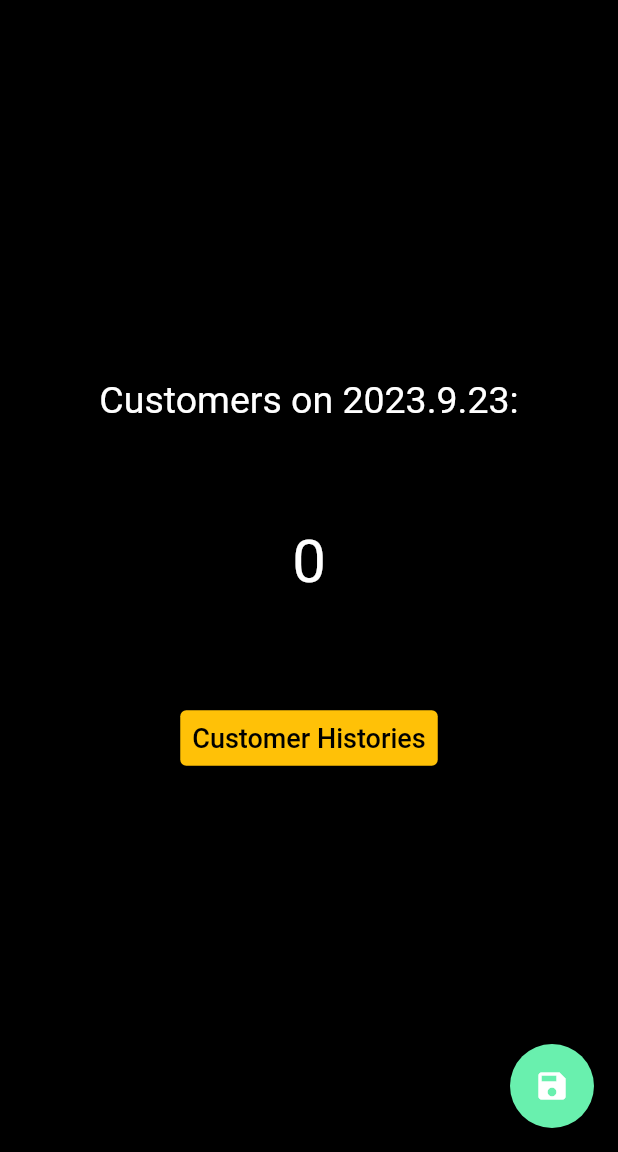
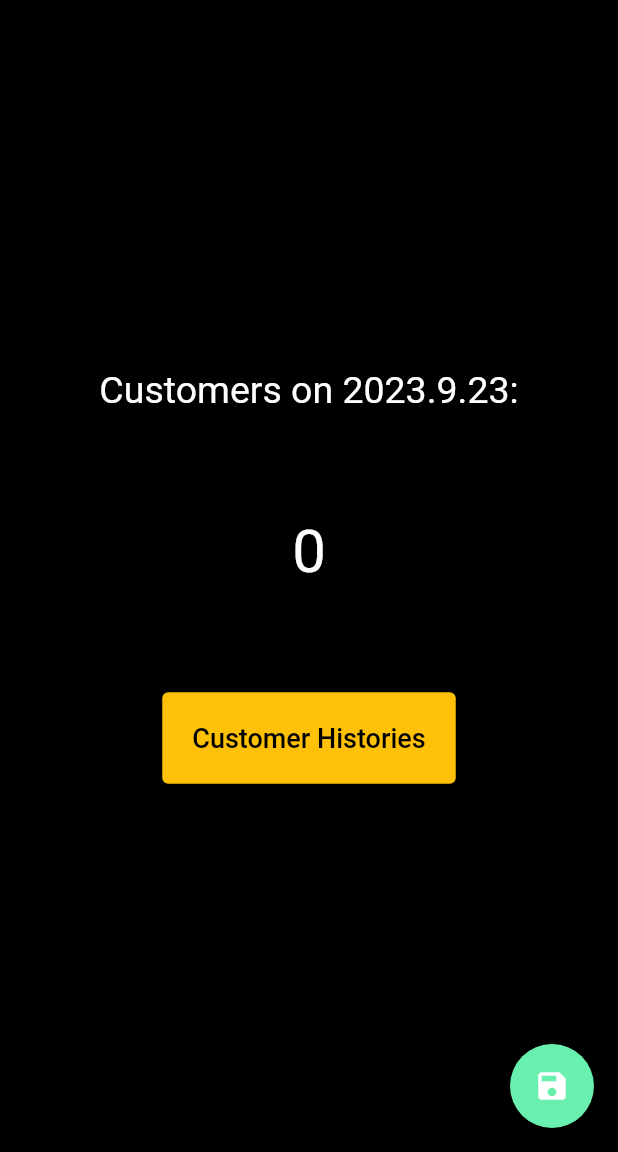
Before and after one commit to daniellee97/Customer_counter_flutter, a Flutter app: the screen it shows after launch, on a phone screen of 412 x 824 dp, the part 84-1236 px from its top. Run offline on Flutter 3.47's test engine with Material 2 defaults, Android fonts, the phone set to English and light mode, and no system bars; missing offline and left inert: dart:ffi.

Commit message:
updated counter screen layout

```diff
--- a/counter/lib/screens/counterScreen.dart
+++ b/counter/lib/screens/counterScreen.dart
@@ -71,9 +71,9 @@ class _CounterScreenState extends State<CounterScreen> {
               ),
               TextButton(
                 style: TextButton.styleFrom(
-                  foregroundColor: Colors.black,
-                  backgroundColor: Colors.amber,
-                ),
+                    foregroundColor: Colors.black,
+                    backgroundColor: Colors.amber,
+                    padding: const EdgeInsets.all(20)),
                 child: const Text(
                   'Customer Histories',
                   style: TextStyle(fontSize: 18),
```
